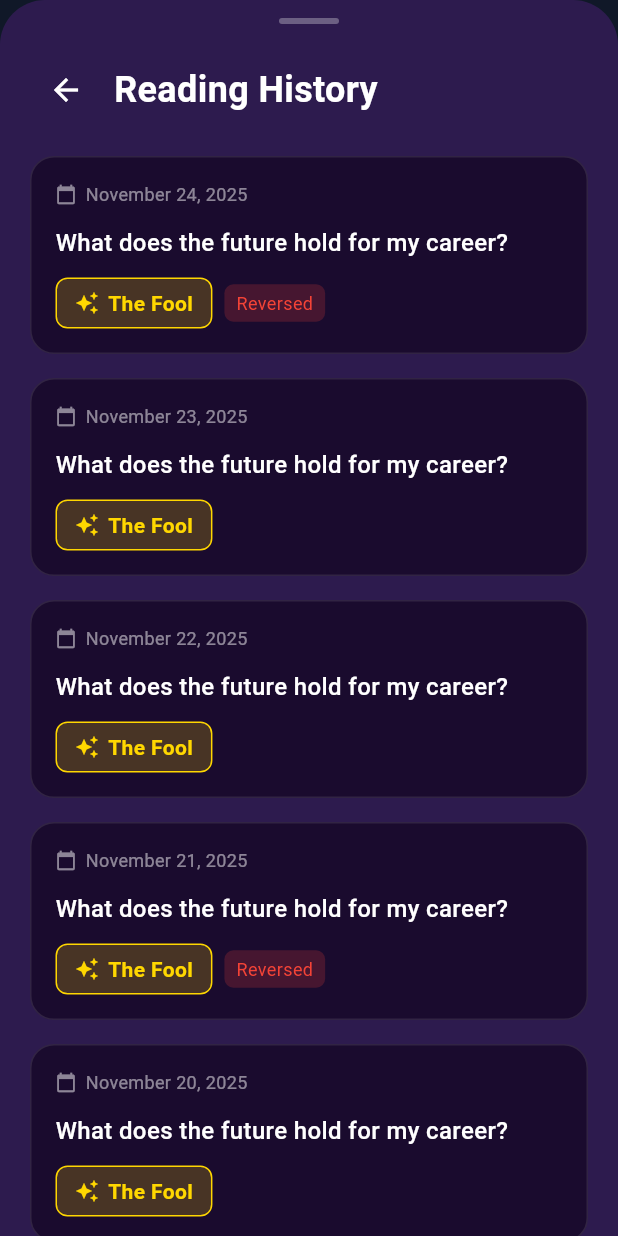
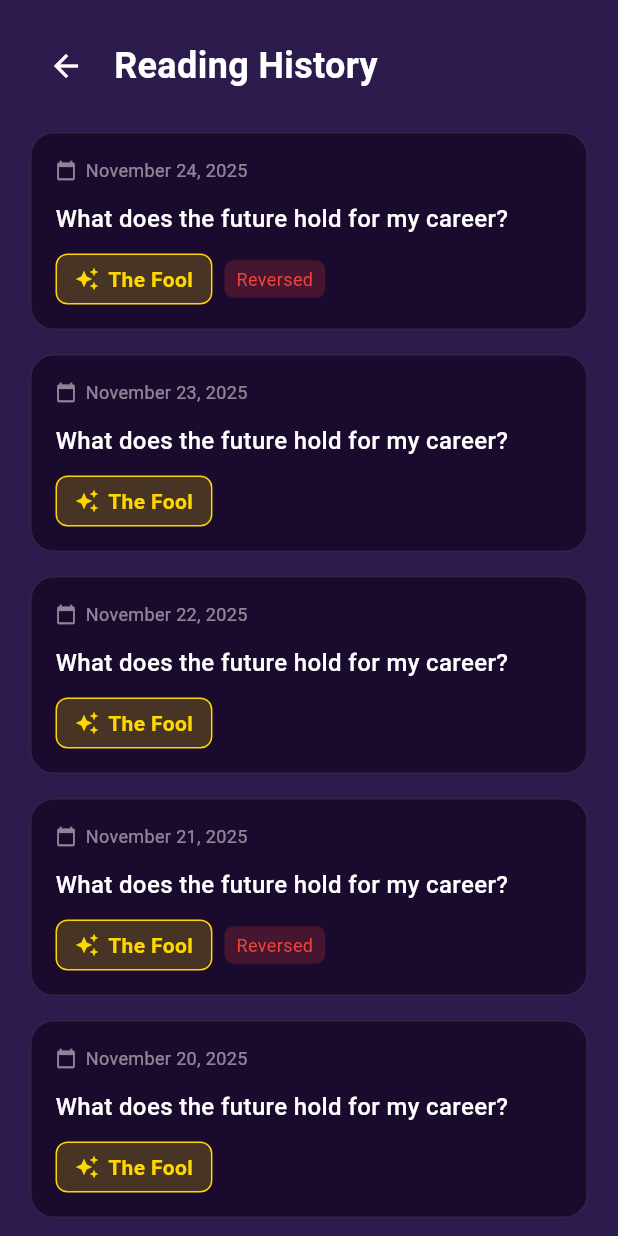
Before and after one commit to newhyunsu/taro_global, a Flutter app: the TarotHistoryWidget screen opened directly, on a phone screen of 412 x 824 dp. Run offline on Flutter 3.47's test engine with Material 3 defaults, Android fonts, the phone set to English and light mode, and no system bars; drawn by our look-alikes of toastification; our stand-ins replace app_links, device_info_plus, dio, firebase_analytics, firebase_core, firebase_messaging and 14 more; missing offline and left inert: app_badge_plus, app_tracking_transparency, dio_brotli_transformer, webview_flutter_wkwebview; accounts and stored records are empty; network calls fail; project files that could hold a hidden picture were left out.

Commit message:
타로 기본 동작 화면 개발

```diff
--- a/taro/lib/router/go_router.dart
+++ b/taro/lib/router/go_router.dart
@@ -4,7 +4,7 @@ import 'package:taro/screen/home/home_widget.dart';
 import 'package:flutter/cupertino.dart';
 import 'package:flutter/material.dart';
 import 'package:go_router/go_router.dart';
-import 'package:taro/screen/home/widget/tarot_history_sheet.dart';
+import 'package:taro/screen/home/widget/tarot_history_widget.dart';
 
 final GlobalKey<NavigatorState> _navigatorKey = GlobalKey<NavigatorState>();
 final RouteObserver<PageRoute> routeObserver = RouteObserver<PageRoute>();
--- a/taro/lib/screen/home/home_widget.dart
+++ b/taro/lib/screen/home/home_widget.dart
@@ -3,7 +3,7 @@ import 'dart:math' as math;
 import 'package:flutter/material.dart';
 import 'package:taro/router/go_router.dart';
 import 'package:taro/screen/home/widget/magic_light.dart';
-import 'package:taro/screen/home/widget/tarot_history_sheet.dart';
+import 'package:taro/screen/home/widget/tarot_history_widget.dart';
 import 'package:taro/screen/home/widget/tarot_menu_drawer.dart';
 
 class HomeWidget extends StatefulWidget {
--- a/taro/lib/screen/home/widget/tarot_history_widget.dart
+++ b/taro/lib/screen/home/widget/tarot_history_widget.dart
@@ -5,28 +5,20 @@ class TarotHistoryWidget extends StatelessWidget {
 
   @override
   Widget build(BuildContext context) {
-    return Container(
-      decoration: const BoxDecoration(
-        color: Color(0xFF2D1B4E),
-        borderRadius: BorderRadius.only(
-          topLeft: Radius.circular(30),
-          topRight: Radius.circular(30),
-        ),
-      ),
+    return Scaffold(
+      backgroundColor: const Color(0xFF2D1B4E),
+      body: GestureDetector(
+        onHorizontalDragEnd: (details) {
+          // 오른쪽으로 스와이프 (뒤로가기)
+          if (details.primaryVelocity! > 0) {
+            Navigator.pop(context);
+          }
+        },
         child: Column(
           children: [
-          // 드래그 핸들
-          Container(
-            margin: const EdgeInsets.only(top: 12),
-            width: 40,
-            height: 4,
-            decoration: BoxDecoration(
-              color: Colors.white.withOpacity(0.3),
-              borderRadius: BorderRadius.circular(2),
-            ),
-          ),
             // 헤더
-          Padding(
+            SafeArea(
+              child: Padding(
                 padding: const EdgeInsets.all(20),
                 child: Row(
                   children: [
@@ -46,11 +38,12 @@ class TarotHistoryWidget extends StatelessWidget {
                   ],
                 ),
               ),
+            ),
             // 히스토리 리스트
             Expanded(
               child: ListView.builder(
                 padding: const EdgeInsets.symmetric(horizontal: 20),
-              itemCount: 10, // TODO: 실제 히스토리 데이터로 교체
+                itemCount: 10,
                 itemBuilder: (context, index) {
                   return _buildHistoryItem(
                     date: 'November ${24 - index}, 2025',
@@ -62,6 +55,7 @@ class TarotHistoryWidget extends StatelessWidget {
               ),
             ),
           ],
+        ),
       ),
     );
   }
```
Lines whose indentation alone changed are shown as unchanged.
